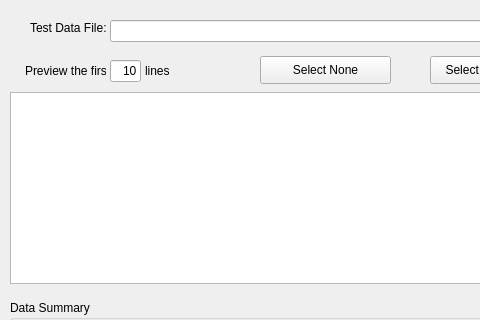
DavyliPython/WB_TestDataPost, file UI_5_Import.ui: the form before one commit; both pictures show x 0 to 480 and y 0 to 320 of the 688 by 581 pixel window.
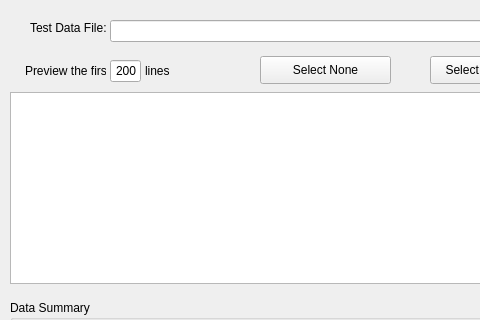
The form after the commit.

Commit message: update the linear region update link

Patch:
```diff
--- a/UI_5_Import.ui
+++ b/UI_5_Import.ui
@@ -376,7 +376,7 @@
     <set>Qt::ImhDigitsOnly</set>
    </property>
    <property name="text">
-    <string>10</string>
+    <string>200</string>
    </property>
    <property name="alignment">
     <set>Qt::AlignRight|Qt::AlignTrailing|Qt::AlignVCenter</set>
```
The commit also changes 2 other files.
